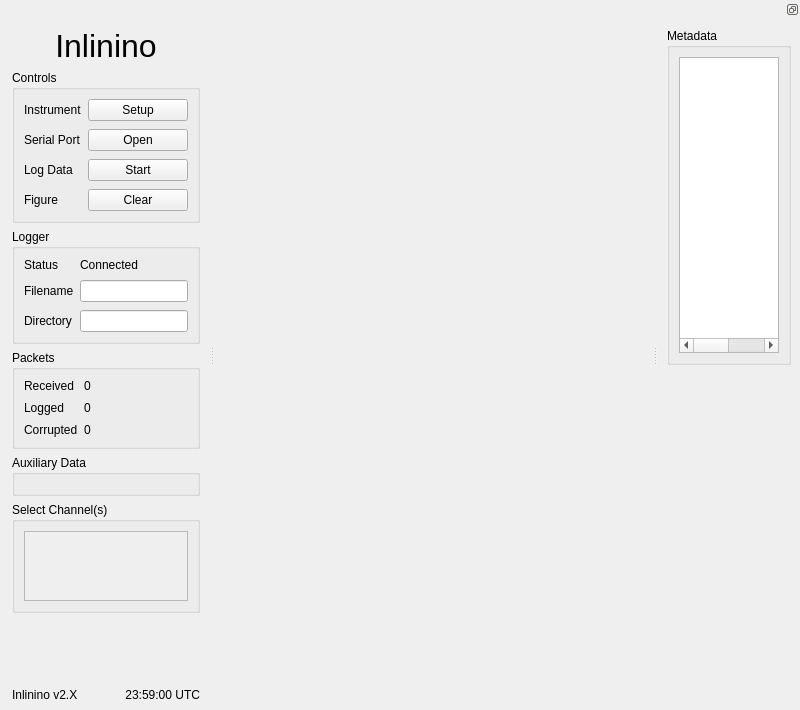
This is inlinino/resources/main.ui in OceanOptics/Inlinino as Qt 5 draws it before an edit. The edited form follows.
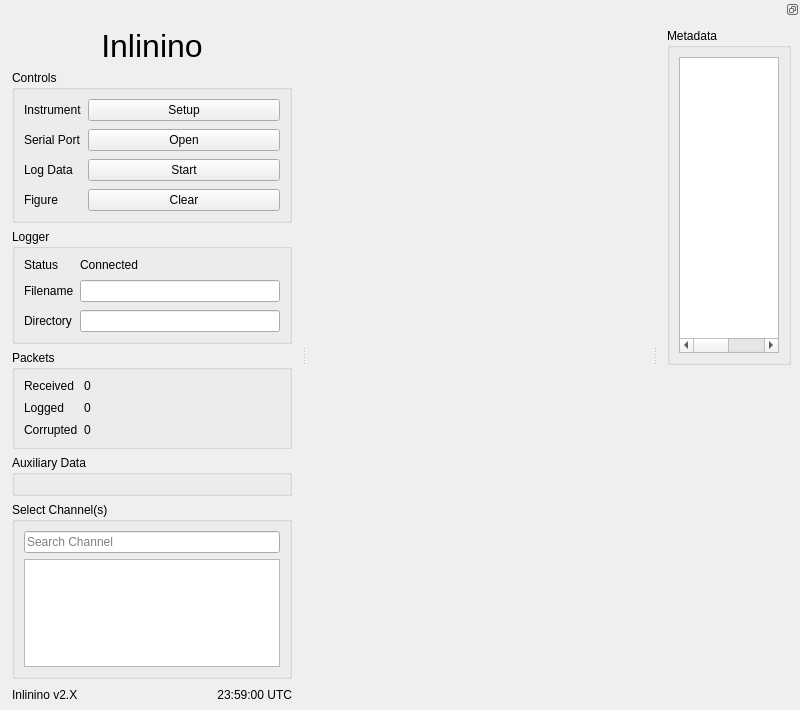
This is the edited form.

Commit message:
Added search field to easily find relevant channels to plot in timeseries
   + Corrected typo in setup of satlantic instruments
   + Satlantic instrument frame counters in metadata are now reset on status update
   + Replaced plugin_active_timeseries_variables_names by a ListView allowinf to use a FilterProxyModel which is much faster than the list of CheckBox in ScrollArea

Patch:
```diff
--- a/inlinino/resources/main.ui
+++ b/inlinino/resources/main.ui
@@ -327,21 +327,20 @@
        </property>
        <layout class="QVBoxLayout" name="group_box_active_timeseries_variables_layout">
         <item>
-         <widget class="QScrollArea" name="group_box_active_timeseries_variables_scroll_area">
-          <property name="widgetResizable">
-           <bool>true</bool>
+         <widget class="QLineEdit" name="le_active_timeseries_variables_search">
+          <property name="placeholderText">
+           <string>Search Channel</string>
           </property>
-          <widget class="QWidget" name="group_box_active_timeseries_variables_scroll_area_content">
-           <property name="geometry">
-            <rect>
-             <x>0</x>
-             <y>0</y>
-             <width>189</width>
-             <height>77</height>
-            </rect>
-           </property>
-           <layout class="QVBoxLayout" name="group_box_active_timeseries_variables_scroll_area_content_layout"/>
-          </widget>
+         </widget>
+        </item>
+        <item>
+         <widget class="QListView" name="list_view_active_timeseries_variables">
+          <property name="sizePolicy">
+           <sizepolicy hsizetype="Preferred" vsizetype="Expanding">
+            <horstretch>0</horstretch>
+            <verstretch>0</verstretch>
+           </sizepolicy>
+          </property>
          </widget>
         </item>
        </layout>
```
Left out of the diff: 5 changed lines with no effect on the pictures. The commit also changes 3 other files.
